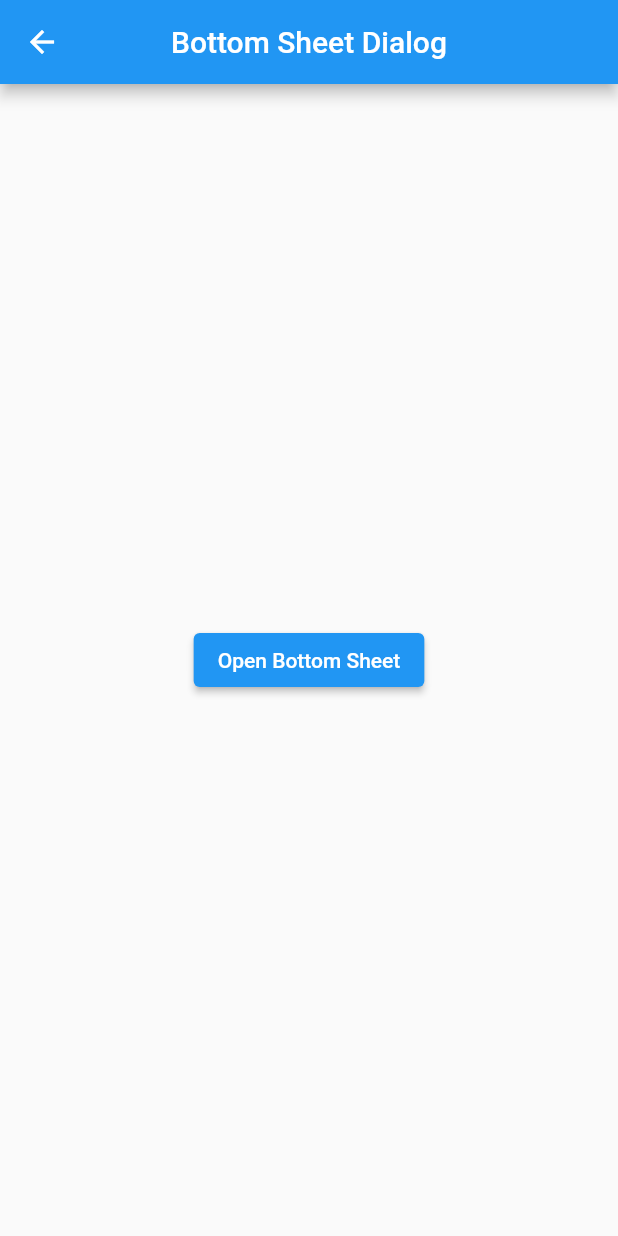
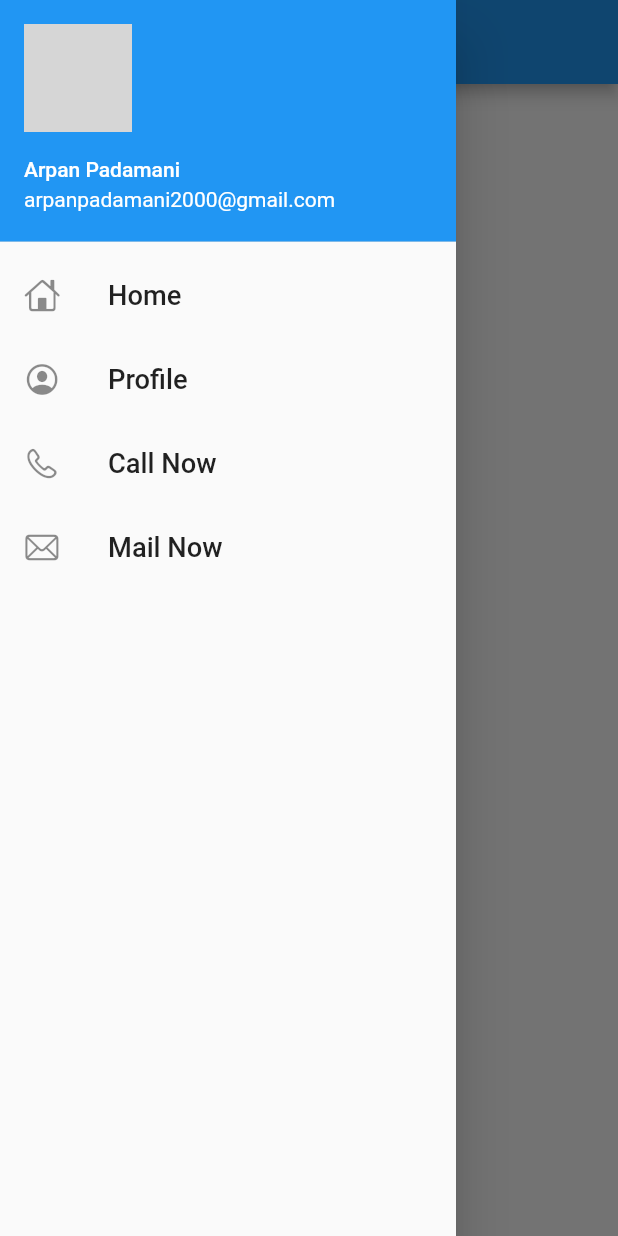
Before and after one commit to abpadamani/flutterinternship, a Flutter app: the Mybottom screen opened directly, with the side drawer open (before the commit the screen has no drawer), on a phone screen of 412 x 824 dp. Run offline on Flutter 3.47's test engine with Material 2 defaults, Android fonts, the phone set to English and light mode, and no system bars; our stand-ins replace google_fonts; network calls fail; Roboto replaces fonts that are missing (Ubuntu); grey boxes are pictures that could not be loaded.

Commit message:
drawer completed

```diff
--- a/lib/bottomsheetdialog/mainbottom.dart
+++ b/lib/bottomsheetdialog/mainbottom.dart
@@ -1,4 +1,5 @@
 import 'package:flutter/material.dart';
+import 'package:internship/drawer/drawer.dart';
 
 class Mybottom extends StatefulWidget {
   const Mybottom({Key? key}) : super(key: key);
@@ -11,6 +12,7 @@ class _MybottomState extends State<Mybottom> {
   @override
   Widget build(BuildContext context) {
     return Scaffold(
+      drawer: Mydrawer(),
       appBar: AppBar(
         title: Text("Bottom Sheet Dialog"),
         centerTitle: true,
--- /dev/null
+++ b/lib/drawer/drawer.dart
@@ -0,0 +1,52 @@
+import 'package:flutter/cupertino.dart';
+import 'package:flutter/material.dart';
+
+class Mydrawer extends StatelessWidget {
+  const Mydrawer({Key? key}) : super(key: key);
+
+  final imageUrl =
+      "https://avatars.githubusercontent.com/u/93420625?s=400&u=4f5a5f4a899c81d5790df151be4eb805019e2b1c&v=4";
+  @override
+  Widget build(BuildContext context) {
+    return Drawer(
+      child: ListView(
+        children: [
+          UserAccountsDrawerHeader(
+              accountName: Text("Arpan Padamani"),
+              accountEmail: Text("arpanpadamani2000@gmail.com"),
+              currentAccountPicture: CircleAvatar(
+                backgroundImage: NetworkImage(imageUrl),
+              )),
+          ListTile(
+            leading: Icon(CupertinoIcons.home),
+            title: Text(
+              "Home",
+              textScaleFactor: 1.3,
+            ),
+          ),
+          ListTile(
+            leading: Icon(CupertinoIcons.profile_circled),
+            title: Text(
+              "Profile",
+              textScaleFactor: 1.3,
+            ),
+          ),
+          ListTile(
+            leading: Icon(CupertinoIcons.phone),
+            title: Text(
+              "Call Now",
+              textScaleFactor: 1.3,
+            ),
+          ),
+          ListTile(
+            leading: Icon(CupertinoIcons.mail),
+            title: Text(
+              "Mail Now",
+              textScaleFactor: 1.3,
+            ),
+          ),
+        ],
+      ),
+    );
+  }
+}
--- a/lib/loginscreen/login.dart
+++ b/lib/loginscreen/login.dart
@@ -6,6 +6,7 @@ import 'package:google_fonts/google_fonts.dart';
 import 'package:cupertino_icons/cupertino_icons.dart';
 import 'package:internship/bottomsheetdialog/mainbottom.dart';
 import 'package:internship/customscrollview/custom.dart';
+import 'package:internship/drawer/drawer.dart';
 import 'package:internship/nested-scrollview/nested.dart';
 import 'package:internship/pages/pageone.dart';
 import 'package:internship/tab/tabmain.dart';
```
